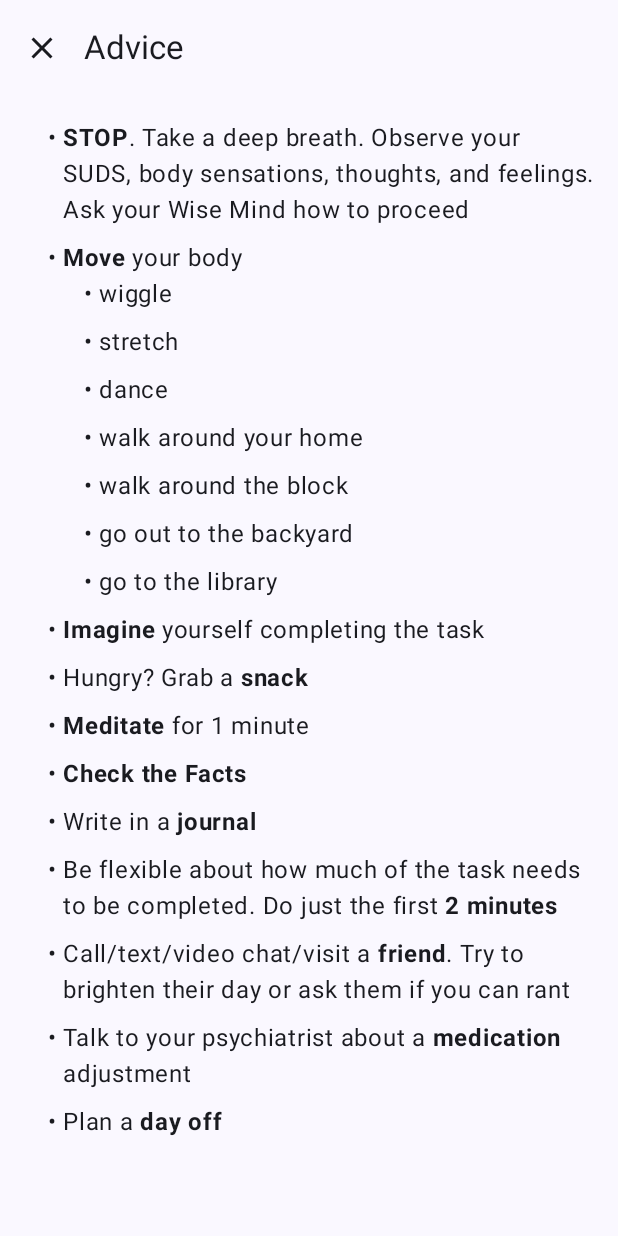
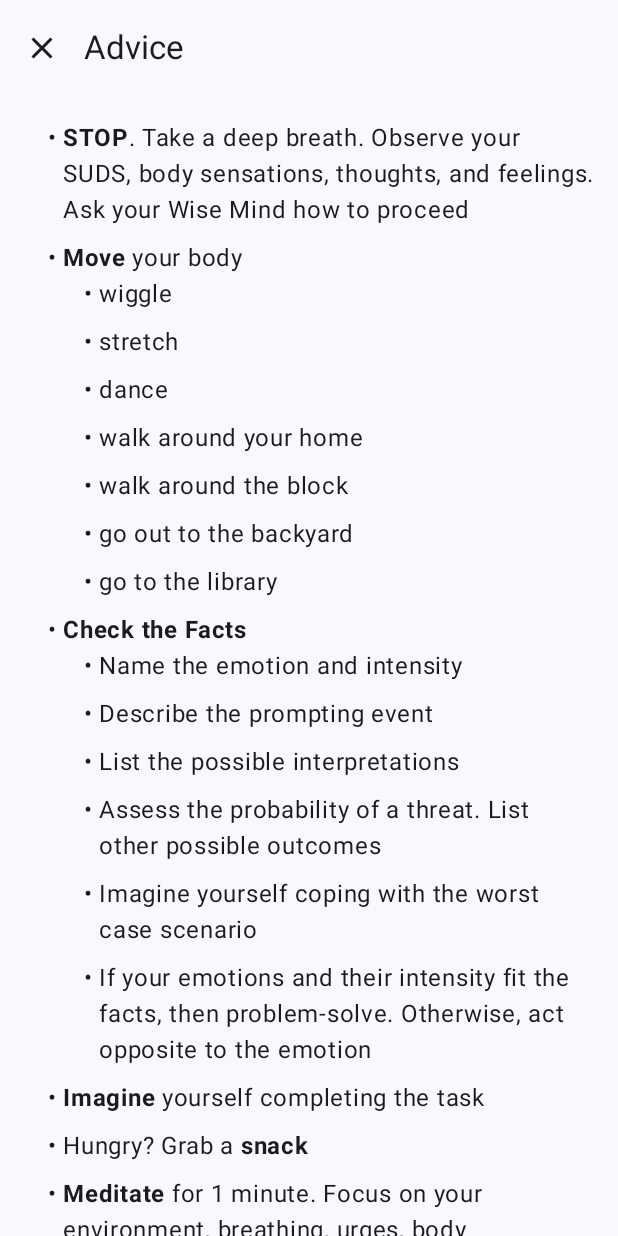
Before and after one commit to evaogbe/diswantin-android, an Android app built with Jetpack Compose: the AdviceScreen screen opened through its navigation route, on a phone screen of 412 x 824 dp. Run offline under Robolectric (Android 15) with nearby library versions, the phone set to English and light mode, and no system bars; our stand-ins replace Dagger/Hilt's generated code, Room's generated code, Timber.

Commit message:
💬Tweak advice copy

```diff
--- a/app/src/main/java/io/github/evaogbe/diswantin/activity/ui/AdviceScreen.kt
+++ b/app/src/main/java/io/github/evaogbe/diswantin/activity/ui/AdviceScreen.kt
@@ -46,14 +46,17 @@ import io.github.evaogbe.diswantin.ui.tooling.DevicePreviews
 @Composable
 fun AdviceScreen(onClose: () -> Unit) {
     Scaffold(topBar = {
-        TopAppBar(title = { Text(stringResource(R.string.advice_title)) }, navigationIcon = {
-            IconButton(onClick = onClose) {
-                Icon(
-                    imageVector = Icons.Default.Close,
-                    contentDescription = stringResource(R.string.close_button)
-                )
+        TopAppBar(
+            title = { Text(stringResource(R.string.advice_title)) },
+            navigationIcon = {
+                IconButton(onClick = onClose) {
+                    Icon(
+                        imageVector = Icons.Default.Close,
+                        contentDescription = stringResource(R.string.close_button)
+                    )
+                }
             }
-        })
+        )
     }) { innerPadding ->
         Box(
             modifier = Modifier
@@ -71,10 +74,16 @@ fun AdviceScreen(onClose: () -> Unit) {
                                 BulletedItem(AnnotatedString(it))
                             }
                         ),
+                        BulletedItem(
+                            annotatedStringResource(R.string.suggestion_item_check_the_facts),
+                            stringArrayResource(R.array.suggestion_item_check_the_facts_steps).map {
+                                BulletedItem(
+                                    AnnotatedString(it)
+                                )
+                            }),
                         BulletedItem(annotatedStringResource(R.string.suggestion_item_imagine)),
                         BulletedItem(annotatedStringResource(R.string.suggestion_item_snack)),
                         BulletedItem(annotatedStringResource(R.string.suggestion_item_meditate)),
-                        BulletedItem(annotatedStringResource(R.string.suggestion_item_check_the_facts)),
                         BulletedItem(annotatedStringResource(R.string.suggestion_item_journal)),
                         BulletedItem(annotatedStringResource(R.string.suggestion_item_break_down_task)),
                         BulletedItem(annotatedStringResource(R.string.suggestion_item_friend)),
--- a/app/src/main/res/values/strings.xml
+++ b/app/src/main/res/values/strings.xml
@@ -33,13 +33,21 @@
     <string name="save_button">Save</string>
     <string name="scheduled_at_label">Scheduled at</string>
     <string name="search_activities_button">Search activities</string>
-    <string name="suggestion_item_break_down_task"><![CDATA[Be flexible about how much of the task needs to be completed. Do just the first <b>2 minutes</b>]]></string>
+    <string name="suggestion_item_break_down_task"><![CDATA[Be <b>flexible</b> about how much of the task needs to be completed. Do just the first <b>2 minutes</b>]]></string>
     <string name="suggestion_item_check_the_facts"><![CDATA[<b>Check the Facts</b>]]></string>
+    <string-array name="suggestion_item_check_the_facts_steps">
+        <item>Name the emotion and intensity</item>
+        <item>Describe the prompting event</item>
+        <item>List the possible interpretations</item>
+        <item>Assess the probability of a threat. List other possible outcomes</item>
+        <item>Imagine yourself coping with the worst case scenario</item>
+        <item>If your emotions and their intensity fit the facts, then problem-solve. Otherwise, act opposite to the emotion</item>
+    </string-array>
     <string name="suggestion_item_day_off"><![CDATA[Plan a <b>day off</b>]]></string>
-    <string name="suggestion_item_friend"><![CDATA[Call/text/video chat/visit a <b>friend</b>. Try to brighten their day or ask them if you can rant]]></string>
+    <string name="suggestion_item_friend"><![CDATA[Call/text/video chat/visit a <b>friend</b>. Try to brighten their day or ask them if you can vent]]></string>
     <string name="suggestion_item_imagine"><![CDATA[<b>Imagine</b> yourself completing the task]]></string>
     <string name="suggestion_item_journal"><![CDATA[Write in a <b>journal</b>]]></string>
-    <string name="suggestion_item_meditate"><![CDATA[<b>Meditate</b> for 1 minute]]></string>
+    <string name="suggestion_item_meditate"><![CDATA[<b>Meditate</b> for 1 minute. Focus on your environment, breathing, urges, body sensations, feelings, worries, or thoughts]]></string>
     <string name="suggestion_item_meds"><![CDATA[Talk to your psychiatrist about a <b>medication</b> adjustment]]></string>
     <string name="suggestion_item_move"><![CDATA[<b>Move</b> your body]]></string>
     <string-array name="suggestion_item_move_sublist">
```
